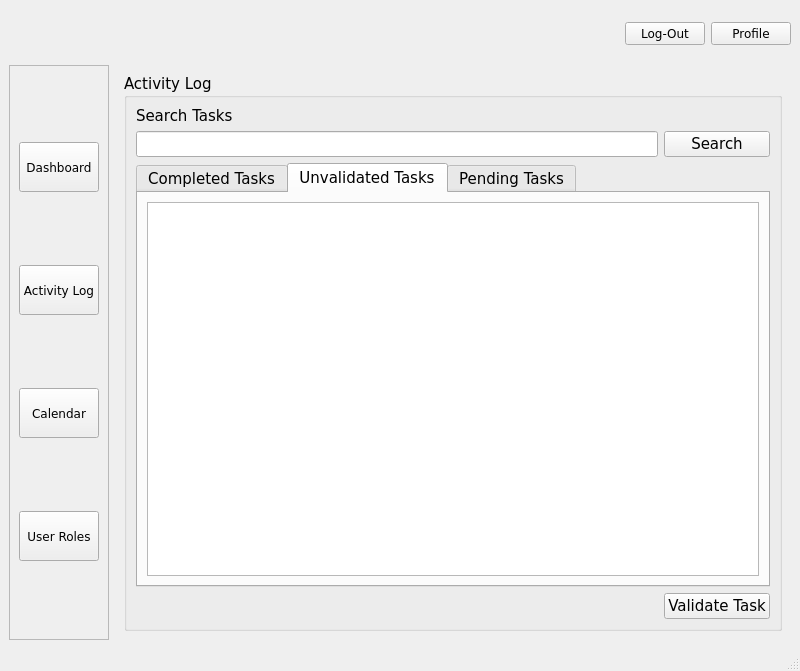
First picture: the form in CLOCKWORK_SEMESTER/dashboard_updated.ui, repository AmielJohnPadasay/ClockWork, before the edit.
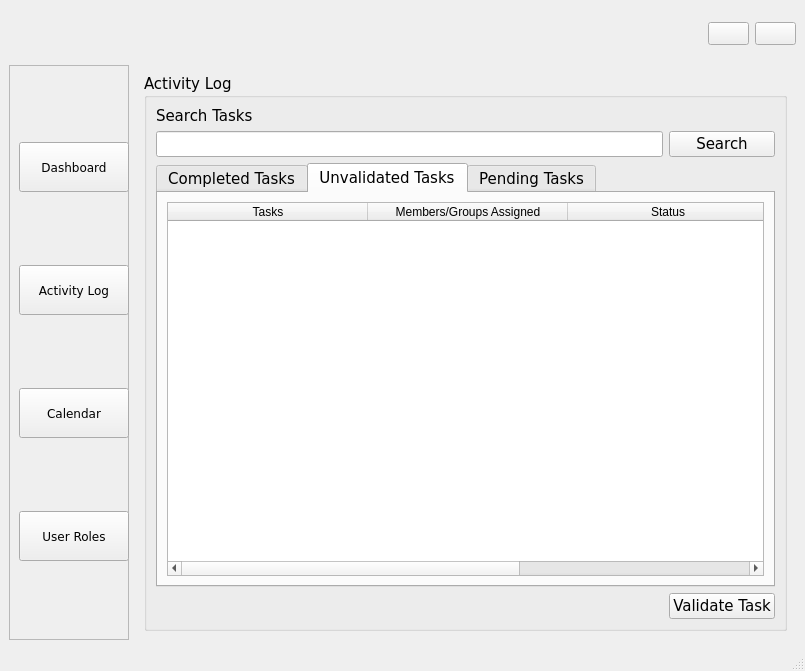
Second picture: the form after the edit. Icons and pictures are not drawn.

Commit message: added simple design

Patch:
```diff
--- a/CLOCKWORK_SEMESTER/dashboard_updated.ui
+++ b/CLOCKWORK_SEMESTER/dashboard_updated.ui
@@ -6,7 +6,7 @@
    <rect>
     <x>0</x>
     <y>0</y>
-    <width>800</width>
+    <width>805</width>
     <height>671</height>
    </rect>
   </property>
@@ -71,7 +71,17 @@
     <item row="0" column="3">
      <widget class="QPushButton" name="log_out_btn">
       <property name="text">
-       <string>Log-Out</string>
+       <string/>
+      </property>
+      <property name="icon">
+       <iconset>
+        <normaloff>resources/new_menu_window_icon (6).png</normaloff>resources/new_menu_window_icon (6).png</iconset>
+      </property>
+      <property name="iconSize">
+       <size>
+        <width>50</width>
+        <height>50</height>
+       </size>
       </property>
      </widget>
     </item>
@@ -87,7 +97,17 @@
        <string>Group Members</string>
       </property>
       <property name="text">
-       <string>Profile</string>
+       <string/>
+      </property>
+      <property name="icon">
+       <iconset>
+        <normaloff>resources/new_menu_window_icon (5).png</normaloff>resources/new_menu_window_icon (5).png</iconset>
+      </property>
+      <property name="iconSize">
+       <size>
+        <width>50</width>
+        <height>50</height>
+       </size>
       </property>
      </widget>
     </item>
@@ -95,7 +115,7 @@
      <widget class="QFrame" name="btns_frame">
       <property name="maximumSize">
        <size>
-        <width>100</width>
+        <width>120</width>
         <height>16777215</height>
        </size>
       </property>
@@ -113,7 +133,7 @@
         <widget class="QPushButton" name="dashboard_btn">
          <property name="minimumSize">
           <size>
-           <width>80</width>
+           <width>110</width>
            <height>50</height>
           </size>
          </property>
@@ -129,13 +149,23 @@
          <property name="text">
           <string>Dashboard</string>
          </property>
+         <property name="icon">
+          <iconset>
+           <normaloff>resources/new_menu_window_icon.png</normaloff>resources/new_menu_window_icon.png</iconset>
+         </property>
+         <property name="iconSize">
+          <size>
+           <width>30</width>
+           <height>30</height>
+          </size>
+         </property>
         </widget>
        </item>
        <item>
         <widget class="QPushButton" name="activity_log_btn">
          <property name="minimumSize">
           <size>
-           <width>80</width>
+           <width>110</width>
            <height>50</height>
           </size>
          </property>
@@ -151,13 +181,23 @@
          <property name="text">
           <string>Activity Log</string>
          </property>
+         <property name="icon">
+          <iconset>
+           <normaloff>resources/new_menu_window_icon (2).png</normaloff>resources/new_menu_window_icon (2).png</iconset>
+         </property>
+         <property name="iconSize">
+          <size>
+           <width>30</width>
+           <height>30</height>
+          </size>
+         </property>
         </widget>
        </item>
        <item>
         <widget class="QPushButton" name="calendar_btn">
          <property name="minimumSize">
           <size>
-           <width>80</width>
+           <width>110</width>
            <height>50</height>
           </size>
          </property>
@@ -173,13 +213,23 @@
          <property name="text">
           <string>Calendar</string>
          </property>
+         <property name="icon">
+          <iconset>
+           <normaloff>resources/new_menu_window_icon (3).png</normaloff>resources/new_menu_window_icon (3).png</iconset>
+         </property>
+         <property name="iconSize">
+          <size>
+           <width>30</width>
+           <height>30</height>
+          </size>
+         </property>
         </widget>
        </item>
        <item>
         <widget class="QPushButton" name="user_roles_btn">
          <property name="minimumSize">
           <size>
-           <width>80</width>
+           <width>110</width>
            <height>50</height>
           </size>
          </property>
@@ -195,6 +245,16 @@
          <property name="text">
           <string>User Roles</string>
          </property>
+         <property name="icon">
+          <iconset>
+           <normaloff>resources/new_menu_window_icon (4).png</normaloff>resources/new_menu_window_icon (4).png</iconset>
+         </property>
+         <property name="iconSize">
+          <size>
+           <width>30</width>
+           <height>30</height>
+          </size>
+         </property>
         </widget>
        </item>
       </layout>
@@ -396,6 +456,31 @@
                  <attribute name="verticalHeaderDefaultSectionSize">
                   <number>50</number>
                  </attribute>
+                 <column>
+                  <property name="text">
+                   <string>Tasks</string>
+                  </property>
+                 </column>
+                 <column>
+                  <property name="text">
+                   <string>Members/Groups Assigned</string>
+                  </property>
+                 </column>
+                 <column>
+                  <property name="text">
+                   <string>Status</string>
+                  </property>
+                 </column>
+                 <column>
+                  <property name="text">
+                   <string>Priority Level</string>
+                  </property>
+                 </column>
+                 <column>
+                  <property name="text">
+                   <string>Due Date and Time</string>
+                  </property>
+                 </column>
                 </widget>
                </item>
               </layout>
```
Left out of the diff: 2 changed lines with no effect on the pictures. The commit also changes 2 other files.
